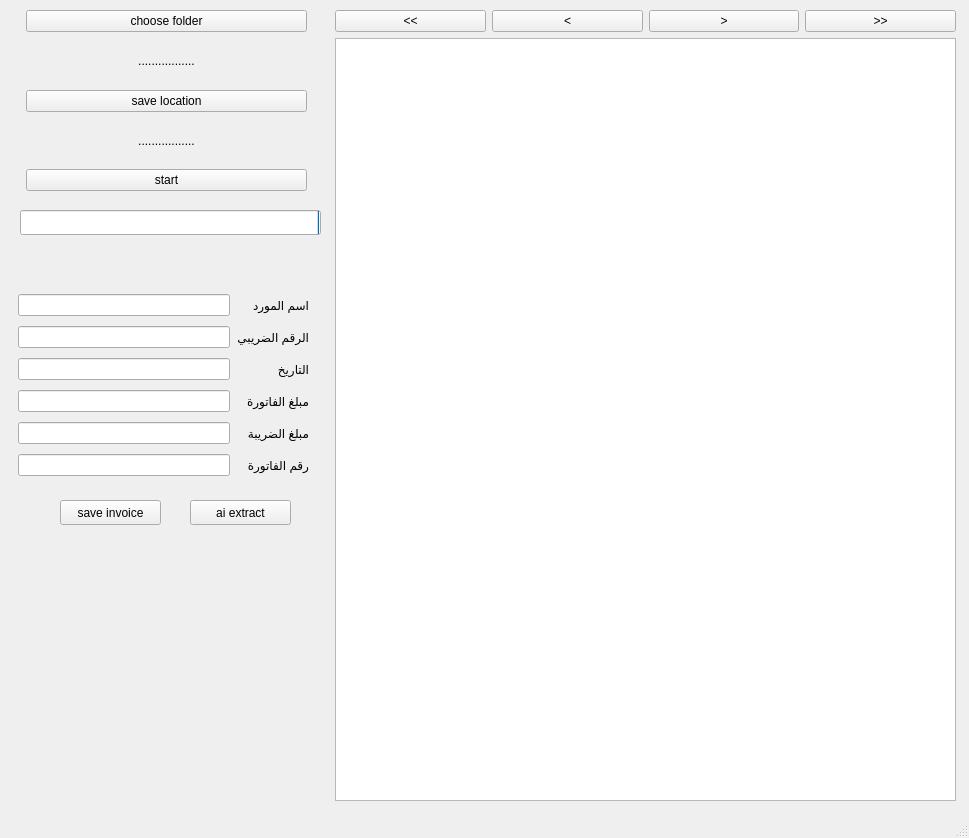
The window that qrdetector.ui (skardum/invoices-reader) describes before a commit, drawn with Qt 5.
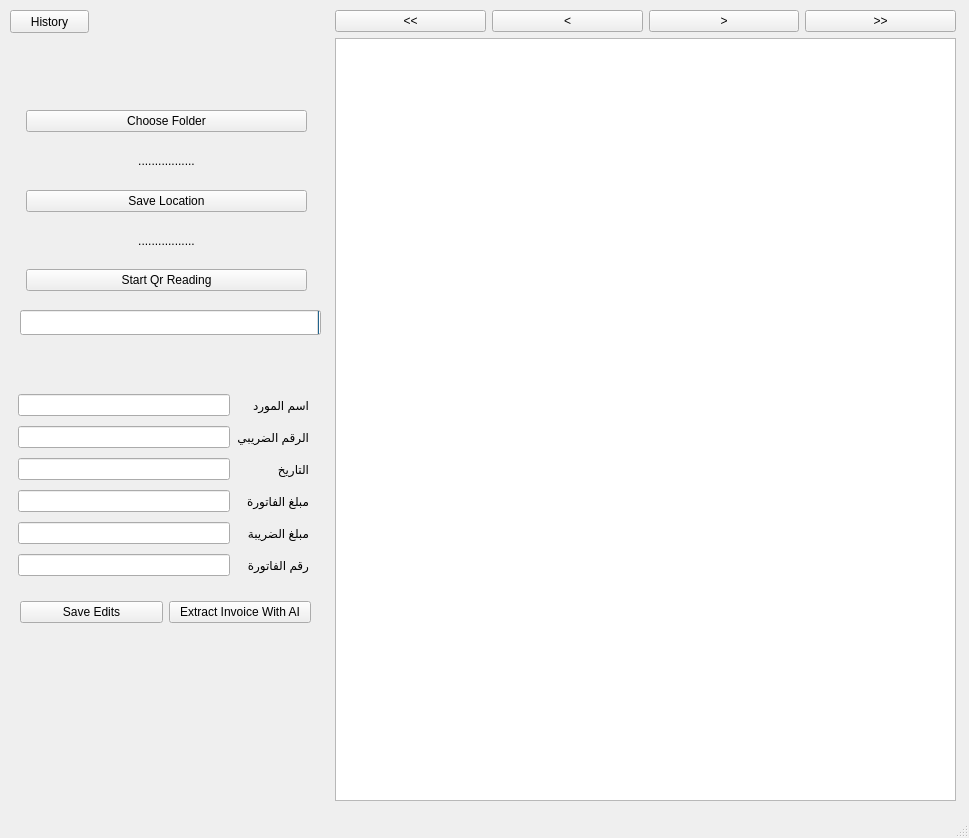
The same window after the commit.

The edit to the form file:
```diff
--- a/qrdetector.ui
+++ b/qrdetector.ui
@@ -18,7 +18,7 @@
     <property name="geometry">
      <rect>
       <x>20</x>
-      <y>210</y>
+      <y>310</y>
       <width>301</width>
       <height>25</height>
      </rect>
@@ -33,37 +33,11 @@
      <number>0</number>
     </property>
    </widget>
-   <widget class="QPushButton" name="save">
-    <property name="geometry">
-     <rect>
-      <x>60</x>
-      <y>500</y>
-      <width>101</width>
-      <height>25</height>
-     </rect>
-    </property>
-    <property name="text">
-     <string>save invoice</string>
-    </property>
-   </widget>
-   <widget class="QPushButton" name="ai_button">
-    <property name="geometry">
-     <rect>
-      <x>190</x>
-      <y>500</y>
-      <width>101</width>
-      <height>25</height>
-     </rect>
-    </property>
-    <property name="text">
-     <string>ai extract</string>
-    </property>
-   </widget>
    <widget class="QWidget" name="layoutWidget">
     <property name="geometry">
      <rect>
       <x>18</x>
-      <y>290</y>
+      <y>390</y>
       <width>291</width>
       <height>191</height>
      </rect>
@@ -181,7 +155,7 @@
     <property name="geometry">
      <rect>
       <x>26</x>
-      <y>10</y>
+      <y>110</y>
       <width>281</width>
       <height>181</height>
      </rect>
@@ -190,7 +164,7 @@
      <item row="0" column="0">
       <widget class="QPushButton" name="browseButton1">
        <property name="text">
-        <string>choose folder</string>
+        <string>Choose Folder</string>
        </property>
       </widget>
      </item>
@@ -207,7 +181,7 @@
      <item row="2" column="0">
       <widget class="QPushButton" name="browseButton3">
        <property name="text">
-        <string>save location</string>
+        <string>Save Location</string>
        </property>
       </widget>
      </item>
@@ -224,7 +198,46 @@
      <item row="4" column="0">
       <widget class="QPushButton" name="convertButton">
        <property name="text">
-        <string>start</string>
+        <string>Start Qr Reading</string>
+       </property>
+      </widget>
+     </item>
+    </layout>
+   </widget>
+   <widget class="QPushButton" name="previous_extractions">
+    <property name="geometry">
+     <rect>
+      <x>10</x>
+      <y>10</y>
+      <width>79</width>
+      <height>23</height>
+     </rect>
+    </property>
+    <property name="text">
+     <string>History</string>
+    </property>
+   </widget>
+   <widget class="QWidget" name="">
+    <property name="geometry">
+     <rect>
+      <x>20</x>
+      <y>600</y>
+      <width>291</width>
+      <height>25</height>
+     </rect>
+    </property>
+    <layout class="QGridLayout" name="gridLayout_4">
+     <item row="0" column="0">
+      <widget class="QPushButton" name="save">
+       <property name="text">
+        <string>Save Edits</string>
+       </property>
+      </widget>
+     </item>
+     <item row="0" column="1">
+      <widget class="QPushButton" name="ai_button">
+       <property name="text">
+        <string>Extract Invoice With AI</string>
        </property>
       </widget>
      </item>
```
